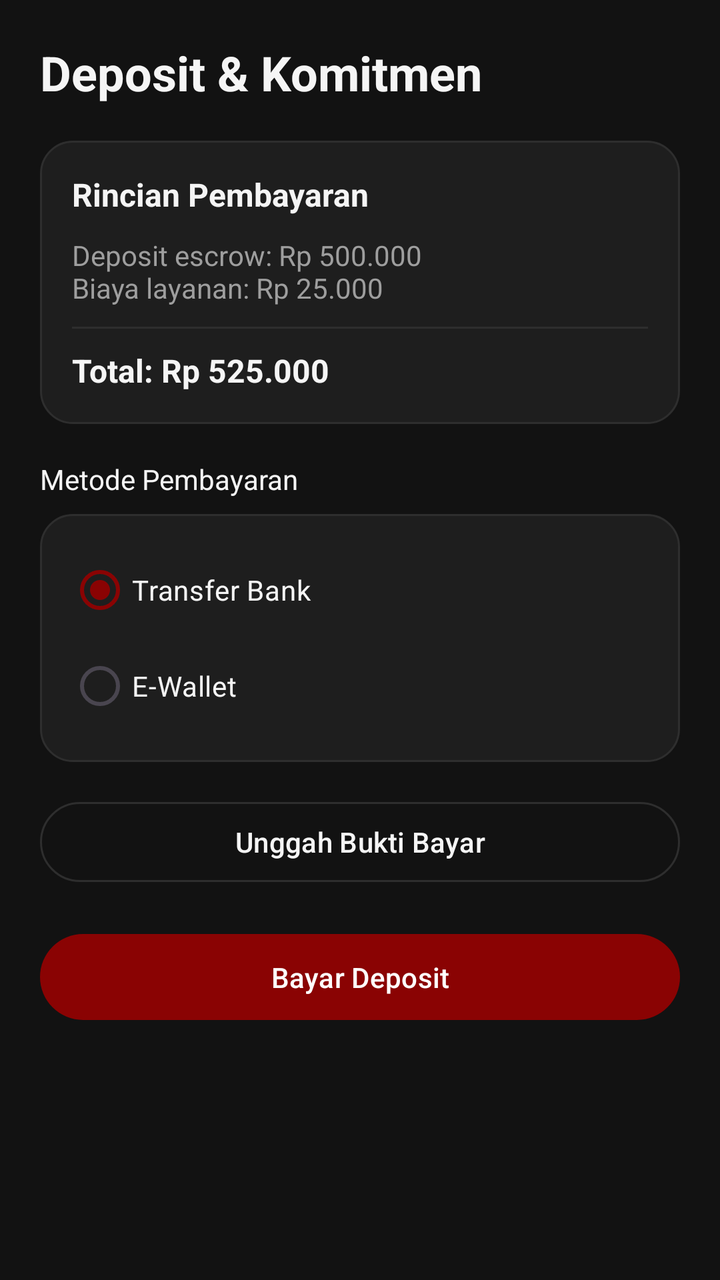
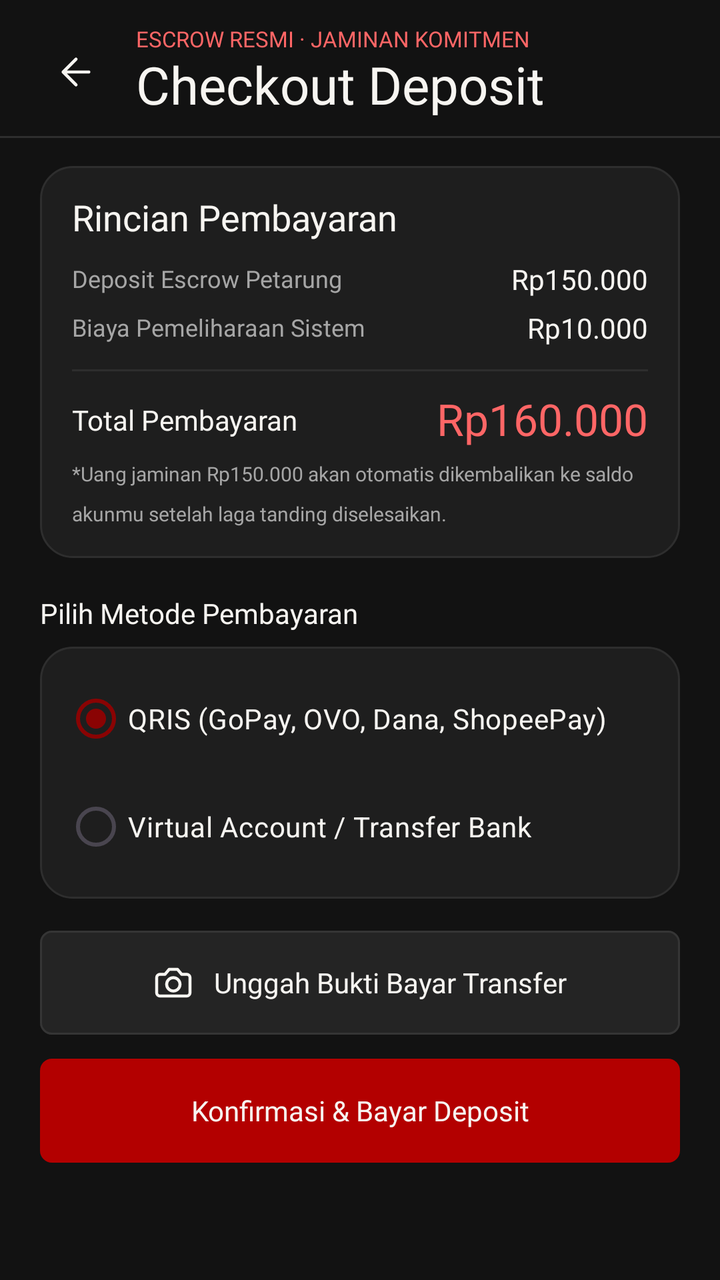

Screens rendered from an Android XML layout before and after an edit, with the pre-edit source and the edit as a unified diff.
<!-- AndroidManifest.xml: application theme Theme.BAKUPICAH -->
<!-- res/layout/activity_deposit_checkout.xml -->
<?xml version="1.0" encoding="utf-8"?>
<ScrollView xmlns:android="http://schemas.android.com/apk/res/android"
    android:layout_width="match_parent"
    android:layout_height="match_parent"
    android:background="@color/bp_bg">

    <LinearLayout
        android:layout_width="match_parent"
        android:layout_height="wrap_content"
        android:orientation="vertical"
        android:padding="20dp">

        <TextView
            android:layout_width="wrap_content"
            android:layout_height="wrap_content"
            android:text="@string/deposit_title"
            android:textColor="@color/bp_text"
            android:textSize="24sp"
            android:textStyle="bold" />

        <LinearLayout
            android:layout_width="match_parent"
            android:layout_height="wrap_content"
            android:layout_marginTop="18dp"
            android:background="@drawable/bg_card"
            android:orientation="vertical"
            android:padding="16dp">

            <TextView
                android:layout_width="wrap_content"
                android:layout_height="wrap_content"
                android:text="Rincian Pembayaran"
                android:textColor="@color/bp_text"
                android:textSize="16sp"
                android:textStyle="bold" />

            <TextView
                android:layout_width="match_parent"
                android:layout_height="wrap_content"
                android:layout_marginTop="10dp"
                android:text="Deposit escrow: Rp 500.000\nBiaya layanan: Rp 25.000"
                android:textColor="@color/bp_text_muted"
                android:textSize="14sp" />

            <View
                android:layout_width="match_parent"
                android:layout_height="1dp"
                android:layout_marginTop="10dp"
                android:layout_marginBottom="10dp"
                android:background="@color/bp_border" />

            <TextView
                android:layout_width="match_parent"
                android:layout_height="wrap_content"
                android:text="Total: Rp 525.000"
                android:textColor="@color/bp_text"
                android:textSize="16sp"
                android:textStyle="bold" />
        </LinearLayout>

        <TextView
            android:layout_width="wrap_content"
            android:layout_height="wrap_content"
            android:layout_marginTop="18dp"
            android:text="Metode Pembayaran"
            android:textColor="@color/bp_text"
            android:textSize="14sp" />

        <RadioGroup
            android:id="@+id/rgMethod"
            android:layout_width="match_parent"
            android:layout_height="wrap_content"
            android:layout_marginTop="8dp"
            android:background="@drawable/bg_card"
            android:padding="14dp">

            <RadioButton
                android:id="@+id/rbTransfer"
                android:layout_width="match_parent"
                android:layout_height="wrap_content"
                android:buttonTint="@color/bp_blood_bright"
                android:checked="true"
                android:text="Transfer Bank"
                android:textColor="@color/bp_text" />

            <RadioButton
                android:id="@+id/rbEwallet"
                android:layout_width="match_parent"
                android:layout_height="wrap_content"
                android:buttonTint="@color/bp_blood_bright"
                android:text="E-Wallet"
                android:textColor="@color/bp_text" />
        </RadioGroup>

        <com.google.android.material.button.MaterialButton
            android:id="@+id/btnUploadProof"
            style="@style/Widget.BP.Button.Outline"
            android:layout_width="match_parent"
            android:layout_height="wrap_content"
            android:layout_marginTop="16dp"
            android:text="Unggah Bukti Bayar" />

        <com.google.android.material.button.MaterialButton
            android:id="@+id/btnPay"
            style="@style/Widget.BP.Button"
            android:layout_width="match_parent"
            android:layout_height="wrap_content"
            android:layout_marginTop="18dp"
            android:text="Bayar Deposit" />
    </LinearLayout>
</ScrollView>
<!-- resources referenced by this layout -->
<resources>
  <color name="bp_text_muted">#FF9E9E9E</color>
  <string name="deposit_title">Deposit &amp; Komitmen</string>
  <style name="Widget.BP.Button" parent="Widget.Material3.Button">
          <item name="android:textAllCaps">false</item>
          <item name="backgroundTint">@color/bp_blood</item>
          <item name="cornerRadius">28dp</item>
          <item name="android:paddingTop">12dp</item>
          <item name="android:paddingBottom">12dp</item>
      </style>
  <style name="Widget.BP.Button.Outline" parent="Widget.Material3.Button.OutlinedButton">
          <item name="android:textAllCaps">false</item>
          <item name="strokeColor">@color/bp_border</item>
          <item name="android:textColor">@color/bp_text</item>
          <item name="cornerRadius">28dp</item>
      </style>
  <!-- unchanged entries left out for length: 10 -->
</resources>

<!-- the commit's change to res/layout/activity_deposit_checkout.xml (unified diff, before → after) -->
@@ -1,111 +1,237 @@
 <?xml version="1.0" encoding="utf-8"?>
-<ScrollView xmlns:android="http://schemas.android.com/apk/res/android"
+<LinearLayout xmlns:android="http://schemas.android.com/apk/res/android"
+    xmlns:app="http://schemas.android.com/apk/res-auto"
     android:layout_width="match_parent"
     android:layout_height="match_parent"
-    android:background="@color/bp_bg">
-
+    android:background="@color/bp_bg"
+    android:orientation="vertical">
+
+    
     <LinearLayout
         android:layout_width="match_parent"
         android:layout_height="wrap_content"
-        android:orientation="vertical"
-        android:padding="20dp">
-
-        <TextView
-            android:layout_width="wrap_content"
+        android:minHeight="68dp"
+        android:gravity="center_vertical"
+        android:orientation="horizontal"
+        android:paddingStart="16dp"
+        android:paddingTop="12dp"
+        android:paddingEnd="16dp"
+        android:paddingBottom="8dp">
+
+        <androidx.appcompat.widget.AppCompatImageButton
+            android:id="@+id/btnBackDeposit"
+            android:layout_width="44dp"
+            android:layout_height="44dp"
+            android:background="?attr/selectableItemBackgroundBorderless"
+            android:contentDescription="Kembali"
+            android:padding="11dp"
+            android:scaleType="fitCenter"
+            app:srcCompat="@drawable/bp_login_arrow_left" />
+
+        <LinearLayout
+            android:layout_width="0dp"
             android:layout_height="wrap_content"
-            android:text="@string/deposit_title"
-            android:textColor="@color/bp_text"
-            android:textSize="24sp"
-            android:textStyle="bold" />
+            android:layout_marginStart="8dp"
+            android:layout_weight="1"
+            android:orientation="vertical">
+
+            <com.google.android.material.textview.MaterialTextView
+                style="@style/TextAppearance.BP.Login.Label"
+                android:layout_width="wrap_content"
+                android:layout_height="wrap_content"
+                android:text="ESCROW RESMI · JAMINAN KOMITMEN"
+                android:textColor="@color/bp_login_accent"
+                android:textSize="11sp"
+                app:fontFamily="@font/inter_bold" />
+
+            <com.google.android.material.textview.MaterialTextView
+                style="@style/TextAppearance.BP.Login.Title"
+                android:layout_width="wrap_content"
+                android:layout_height="wrap_content"
+                android:layout_marginTop="2dp"
+                android:text="Checkout Deposit"
+                android:textSize="26sp"
+                app:lineHeight="28sp" />
+        </LinearLayout>
+    </LinearLayout>
+
+    <View
+        android:layout_width="match_parent"
+        android:layout_height="1dp"
+        android:background="@color/bp_border" />
+
+    <ScrollView
+        android:layout_width="match_parent"
+        android:layout_height="0dp"
+        android:layout_weight="1"
+        android:clipToPadding="false"
+        android:fillViewport="true"
+        android:scrollbars="none">
 
         <LinearLayout
             android:layout_width="match_parent"
             android:layout_height="wrap_content"
-            android:layout_marginTop="18dp"
-            android:background="@drawable/bg_card"
             android:orientation="vertical"
-            android:padding="16dp">
-
-            <TextView
-                android:layout_width="wrap_content"
-                android:layout_height="wrap_content"
-                android:text="Rincian Pembayaran"
-                android:textColor="@color/bp_text"
-                android:textSize="16sp"
-                android:textStyle="bold" />
-
-            <TextView
-                android:layout_width="match_parent"
-                android:layout_height="wrap_content"
-                android:layout_marginTop="10dp"
-                android:text="Deposit escrow: Rp 500.000\nBiaya layanan: Rp 25.000"
-                android:textColor="@color/bp_text_muted"
-                android:textSize="14sp" />
-
-            <View
-                android:layout_width="match_parent"
-                android:layout_height="1dp"
-                android:layout_marginTop="10dp"
-                android:layout_marginBottom="10dp"
-                android:background="@color/bp_border" />
-
-            <TextView
-                android:layout_width="match_parent"
-                android:layout_height="wrap_content"
-                android:text="Total: Rp 525.000"
-                android:textColor="@color/bp_text"
-                android:textSize="16sp"
-                android:textStyle="bold" />
+            android:paddingStart="20dp"
+            android:paddingTop="14dp"
+            android:paddingEnd="20dp"
+            android:paddingBottom="32dp">
+
+            
+            <LinearLayout
+                android:layout_width="match_parent"
+                android:layout_height="wrap_content"
+                android:background="@drawable/bg_card"
+                android:orientation="vertical"
+                android:padding="16dp">
+
+                <com.google.android.material.textview.MaterialTextView
+                    style="@style/TextAppearance.BP.Login.Title"
+                    android:layout_width="wrap_content"
+                    android:layout_height="wrap_content"
+                    android:text="Rincian Pembayaran"
+                    android:textSize="18sp" />
+
+                <LinearLayout
+                    android:layout_width="match_parent"
+                    android:layout_height="wrap_content"
+                    android:layout_marginTop="12dp"
+                    android:gravity="center_vertical"
+                    android:orientation="horizontal">
+
+                    <com.google.android.material.textview.MaterialTextView
+                        style="@style/TextAppearance.BP.Login.Small"
+                        android:layout_width="0dp"
+                        android:layout_height="wrap_content"
+                        android:layout_weight="1"
+                        android:text="Deposit Escrow Petarung" />
+
+                    <com.google.android.material.textview.MaterialTextView
+                        style="@style/TextAppearance.BP.Login.Body"
+                        android:layout_width="wrap_content"
+                        android:layout_height="wrap_content"
+                        android:text="Rp150.000"
+                        app:fontFamily="@font/inter_semibold" />
+                </LinearLayout>
+
+                <LinearLayout
+                    android:layout_width="match_parent"
+                    android:layout_height="wrap_content"
+                    android:layout_marginTop="8dp"
+                    android:gravity="center_vertical"
+                    android:orientation="horizontal">
+
+                    <com.google.android.material.textview.MaterialTextView
+                        style="@style/TextAppearance.BP.Login.Small"
+                        android:layout_width="0dp"
+                        android:layout_height="wrap_content"
+                        android:layout_weight="1"
+                        android:text="Biaya Pemeliharaan Sistem" />
+
+                    <com.google.android.material.textview.MaterialTextView
+                        style="@style/TextAppearance.BP.Login.Body"
+                        android:layout_width="wrap_content"
+                        android:layout_height="wrap_content"
+                        android:text="Rp10.000"
+                        app:fontFamily="@font/inter_semibold" />
+                </LinearLayout>
+
+                <View
+                    android:layout_width="match_parent"
+                    android:layout_height="1dp"
+                    android:layout_marginTop="12dp"
+                    android:layout_marginBottom="12dp"
+                    android:background="@color/bp_border" />
+
+                <LinearLayout
+                    android:layout_width="match_parent"
+                    android:layout_height="wrap_content"
+                    android:gravity="center_vertical"
+                    android:orientation="horizontal">
+
+                    <com.google.android.material.textview.MaterialTextView
+                        style="@style/TextAppearance.BP.Login.Body"
+                        android:layout_width="0dp"
+                        android:layout_height="wrap_content"
+                        android:layout_weight="1"
+                        android:text="Total Pembayaran"
+                        app:fontFamily="@font/inter_semibold" />
+
+                    <com.google.android.material.textview.MaterialTextView
+                        style="@style/TextAppearance.BP.Login.Title"
+                        android:layout_width="wrap_content"
+                        android:layout_height="wrap_content"
+                        android:text="Rp160.000"
+                        android:textColor="@color/bp_login_accent"
+                        android:textSize="22sp" />
+                </LinearLayout>
+
+                <com.google.android.material.textview.MaterialTextView
+                    style="@style/TextAppearance.BP.Login.Small"
+                    android:layout_width="match_parent"
+                    android:layout_height="wrap_content"
+                    android:layout_marginTop="8dp"
+                    android:text="*Uang jaminan Rp150.000 akan otomatis dikembalikan ke saldo akunmu setelah laga tanding diselesaikan."
+                    android:textColor="@color/bp_login_muted"
+                    android:textSize="10sp" />
+            </LinearLayout>
+
+            
+            <com.google.android.material.textview.MaterialTextView
+                style="@style/TextAppearance.BP.Login.Body"
+                android:layout_width="match_parent"
+                android:layout_height="wrap_content"
+                android:layout_marginTop="20dp"
+                android:text="Pilih Metode Pembayaran"
+                app:fontFamily="@font/inter_semibold" />
+
+            <RadioGroup
+                android:id="@+id/rgMethod"
+                android:layout_width="match_parent"
+                android:layout_height="wrap_content"
+                android:layout_marginTop="8dp"
+                android:background="@drawable/bg_card"
+                android:padding="12dp">
+
+                <RadioButton
+                    android:id="@+id/rbQris"
+                    android:layout_width="match_parent"
+                    android:layout_height="wrap_content"
+                    android:buttonTint="@color/bp_blood"
+                    android:checked="true"
+                    android:text="QRIS (GoPay, OVO, Dana, ShopeePay)"
+                    android:textColor="@color/bp_login_text" />
+
+                <RadioButton
+                    android:id="@+id/rbTransfer"
+                    android:layout_width="match_parent"
+                    android:layout_height="wrap_content"
+                    android:layout_marginTop="6dp"
+                    android:buttonTint="@color/bp_blood"
+                    android:text="Virtual Account / Transfer Bank"
+                    android:textColor="@color/bp_login_text" />
+            </RadioGroup>
+
+            
+            <com.google.android.material.button.MaterialButton
+                android:id="@+id/btnUploadProof"
+                style="@style/Widget.BP.Login.Button.Secondary"
+                android:layout_width="match_parent"
+                android:layout_height="52dp"
+                android:layout_marginTop="16dp"
+                android:text="Unggah Bukti Bayar Transfer"
+                app:icon="@drawable/bp_ic_camera"
+                app:iconGravity="textStart" />
+
+            
+            <com.google.android.material.button.MaterialButton
+                android:id="@+id/btnPay"
+                style="@style/Widget.BP.Login.Button"
+                android:layout_width="match_parent"
+                android:layout_height="52dp"
+                android:layout_marginTop="12dp"
+                android:text="Konfirmasi &amp; Bayar Deposit" />
+
         </LinearLayout>
-
-        <TextView
-            android:layout_width="wrap_content"
-            android:layout_height="wrap_content"
-            android:layout_marginTop="18dp"
-            android:text="Metode Pembayaran"
-            android:textColor="@color/bp_text"
-            android:textSize="14sp" />
-
-        <RadioGroup
-            android:id="@+id/rgMethod"
-            android:layout_width="match_parent"
-            android:layout_height="wrap_content"
-            android:layout_marginTop="8dp"
-            android:background="@drawable/bg_card"
-            android:padding="14dp">
-
-            <RadioButton
-                android:id="@+id/rbTransfer"
-                android:layout_width="match_parent"
-                android:layout_height="wrap_content"
-                android:buttonTint="@color/bp_blood_bright"
-                android:checked="true"
-                android:text="Transfer Bank"
-                android:textColor="@color/bp_text" />
-
-            <RadioButton
-                android:id="@+id/rbEwallet"
-                android:layout_width="match_parent"
-                android:layout_height="wrap_content"
-                android:buttonTint="@color/bp_blood_bright"
-                android:text="E-Wallet"
-                android:textColor="@color/bp_text" />
-        </RadioGroup>
-
-        <com.google.android.material.button.MaterialButton
-            android:id="@+id/btnUploadProof"
-            style="@style/Widget.BP.Button.Outline"
-            android:layout_width="match_parent"
-            android:layout_height="wrap_content"
-            android:layout_marginTop="16dp"
-            android:text="Unggah Bukti Bayar" />
-
-        <com.google.android.material.button.MaterialButton
-            android:id="@+id/btnPay"
-            style="@style/Widget.BP.Button"
-            android:layout_width="match_parent"
-            android:layout_height="wrap_content"
-            android:layout_marginTop="18dp"
-            android:text="Bayar Deposit" />
-    </LinearLayout>
-</ScrollView>
+    </ScrollView>
+</LinearLayout>
<!-- resource entries referenced after the edit -->
@@ -1,20 +1,99 @@
 <!-- resources referenced by this layout -->
 <resources>
-  <color name="bp_text_muted">#FF9E9E9E</color>
-  <string name="deposit_title">Deposit &amp; Komitmen</string>
-  <style name="Widget.BP.Button" parent="Widget.Material3.Button">
+  <color name="bp_login_accent">#FF6666</color>
+  <color name="bp_login_muted">#A6A6A6</color>
+  <color name="bp_login_text">#F7F5F1</color>
+  <!-- drawable bp_ic_camera (drawable) -->
+  <?xml version="1.0" encoding="utf-8"?>
+  <vector xmlns:android="http://schemas.android.com/apk/res/android"
+      android:width="20dp"
+      android:height="20dp"
+      android:viewportWidth="24"
+      android:viewportHeight="24">
+      <path
+          android:fillColor="@android:color/transparent"
+          android:strokeColor="@color/bp_login_muted"
+          android:strokeWidth="1.8"
+          android:strokeLineCap="round"
+          android:strokeLineJoin="round"
+          android:pathData="M14.5,4h-5L7,7H4a2,2 0 0,0 -2,2v9a2,2 0 0,0 2,2h16a2,2 0 0,0 2,-2V9a2,2 0 0,0 -2,-2h-3l-2.5,-3zM12,17a4,4 0 1,0 0,-8 4,4 0 0,0 0,8z" />
+  </vector>
+  <!-- drawable bp_login_arrow_left (drawable) -->
+  <?xml version="1.0" encoding="utf-8"?>
+  <vector xmlns:android="http://schemas.android.com/apk/res/android"
+      android:width="24dp"
+      android:height="24dp"
+      android:viewportWidth="24"
+      android:viewportHeight="24">
+      <path
+          android:fillColor="@android:color/transparent"
+          android:strokeColor="@color/bp_login_text"
+          android:strokeWidth="1.7"
+          android:strokeLineCap="round"
+          android:strokeLineJoin="round"
+          android:pathData="M19,12H5M12,5L5,12L12,19" />
+  </vector>
+  <style name="TextAppearance.BP.Login.Body" parent="TextAppearance.Material3.BodyMedium">
+          <item name="fontFamily">@font/inter_regular</item>
+          <item name="android:fontFamily">@font/inter_regular</item>
+          <item name="android:textSize">14sp</item>
+          <item name="android:textColor">@color/bp_login_text</item>
+          <item name="android:includeFontPadding">false</item>
+          <item name="android:letterSpacing">0</item>
+      </style>
+  <style name="TextAppearance.BP.Login.Label" parent="TextAppearance.BP.Login.Body">
+          <item name="fontFamily">@font/inter_medium</item>
+          <item name="android:fontFamily">@font/inter_medium</item>
+          <item name="android:textSize">12sp</item>
+          <item name="android:textColor">@color/bp_login_muted</item>
+      </style>
+  <style name="TextAppearance.BP.Login.Small" parent="TextAppearance.BP.Login.Body">
+          <item name="android:textSize">12sp</item>
+          <item name="android:textColor">@color/bp_login_muted</item>
+      </style>
+  <style name="TextAppearance.BP.Login.Title" parent="TextAppearance.BP.Login.Display">
+          <item name="android:textSize">28sp</item>
+      </style>
+  <style name="Widget.BP.Login.Button" parent="Widget.Material3.Button">
+          <item name="fontFamily">@font/inter_bold</item>
+          <item name="android:fontFamily">@font/inter_bold</item>
+          <item name="android:textSize">14sp</item>
+          <item name="android:letterSpacing">0</item>
           <item name="android:textAllCaps">false</item>
-          <item name="backgroundTint">@color/bp_blood</item>
-          <item name="cornerRadius">28dp</item>
-          <item name="android:paddingTop">12dp</item>
-          <item name="android:paddingBottom">12dp</item>
+          <item name="cornerRadius">6dp</item>
+          <item name="backgroundTint">@color/bp_login_button_background</item>
+          <item name="android:textColor">@color/bp_login_button_foreground</item>
+          <item name="android:insetTop">0dp</item>
+          <item name="android:insetBottom">0dp</item>
+          <item name="android:minHeight">52dp</item>
+          <item name="android:elevation">0dp</item>
+          <item name="android:stateListAnimator">@null</item>
+          <item name="android:paddingLeft">16dp</item>
+          <item name="android:paddingRight">16dp</item>
+          <item name="android:paddingStart">16dp</item>
+          <item name="android:paddingEnd">16dp</item>
+          <item name="android:paddingTop">0dp</item>
+          <item name="android:paddingBottom">0dp</item>
+          <item name="iconSize">20dp</item>
+          <item name="iconPadding">10dp</item>
+          <item name="iconTint">@color/bp_login_button_foreground</item>
       </style>
-  <style name="Widget.BP.Button.Outline" parent="Widget.Material3.Button.OutlinedButton">
-          <item name="android:textAllCaps">false</item>
-          <item name="strokeColor">@color/bp_border</item>
-          <item name="android:textColor">@color/bp_text</item>
-          <item name="cornerRadius">28dp</item>
+  <style name="Widget.BP.Login.Button.Secondary" parent="Widget.BP.Login.Button">
+          <item name="backgroundTint">@color/bp_login_secondary</item>
+          <item name="strokeWidth">1dp</item>
+          <item name="strokeColor">@color/bp_login_border</item>
       </style>
+  <style name="TextAppearance.BP.Login.Display" parent="TextAppearance.Material3.DisplaySmall">
+          <item name="fontFamily">@font/barlow_condensed_bold</item>
+          <item name="android:fontFamily">@font/barlow_condensed_bold</item>
+          <item name="android:textSize">42sp</item>
+          <item name="android:textColor">@color/bp_login_text</item>
+          <item name="android:lineSpacingExtra">0dp</item>
+          <item name="android:includeFontPadding">false</item>
+          <item name="android:letterSpacing">0</item>
+      </style>
+  <color name="bp_login_secondary">#242424</color>
+  <color name="bp_login_border">#353535</color>
   <!-- unchanged entries left out for length: 10 -->
 </resources>
 
